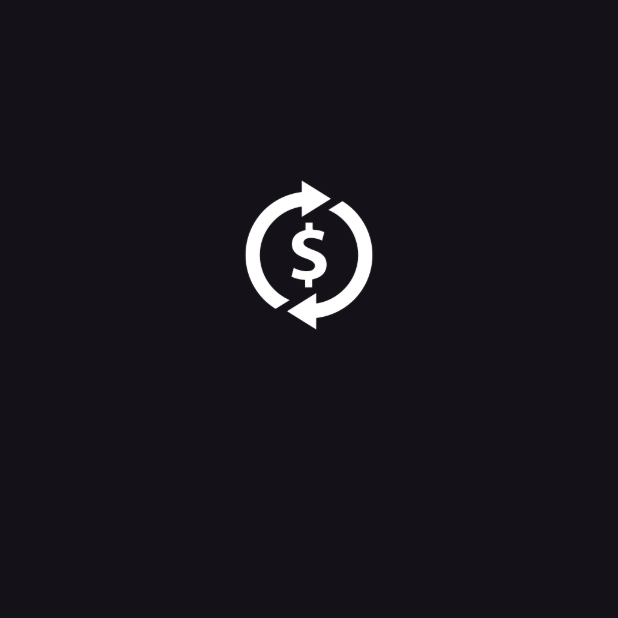
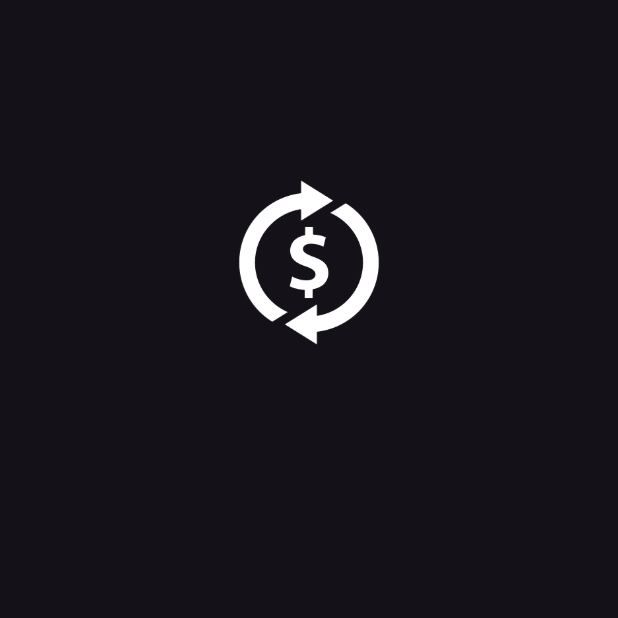
Before and after one commit to olivertech/Conversor, a Flutter app: the screen it shows after launch, on a phone screen of 412 x 824 dp, the top half of it. Run offline on Flutter 3.47's test engine with Material 3 defaults, Android fonts, the phone set to English and light mode, and no system bars.

Commit message:
Ajuste das medidas da logo da Home_View

```diff
--- a/lib/app/views/home_view.dart
+++ b/lib/app/views/home_view.dart
@@ -15,8 +15,8 @@ class HomeView extends StatelessWidget {
             children: [
               Image.asset(
                 'assets/images/logo.png',
-                width: 100,
-                height: 100,
+                width: 110.0,
+                height: 110.0,
               ),
             ],
           ),
```
